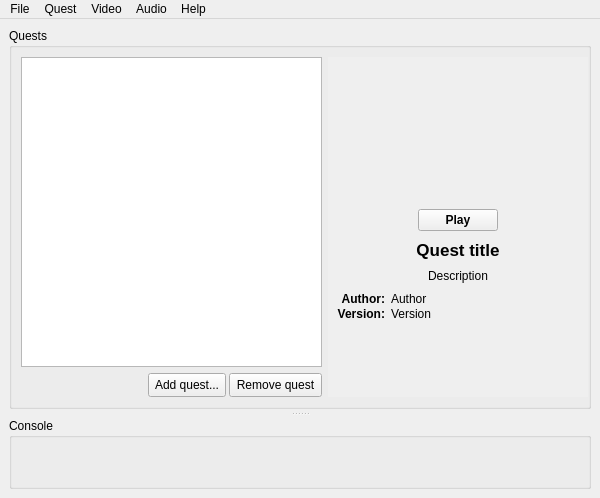
Qt form gui/src/main_window.ui (solarus-games/solarus) before a commit.
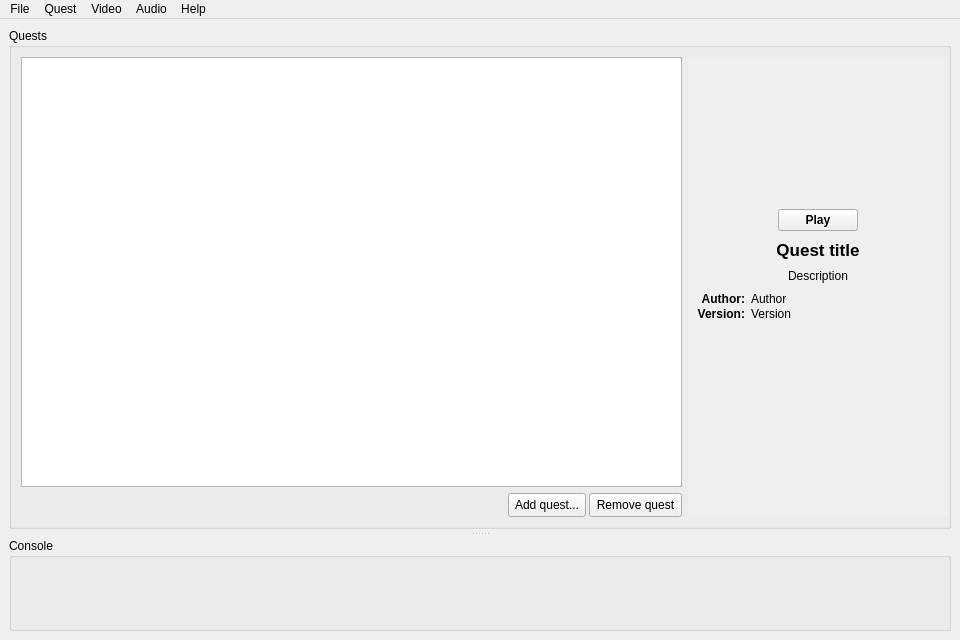
The same form after that commit. Icons and pictures are not drawn. Custom widgets are drawn as their Qt base class.

Commit message: Revert reducing the window size

Diff of the .ui file:
```diff
--- a/gui/src/main_window.ui
+++ b/gui/src/main_window.ui
@@ -6,8 +6,8 @@
    <rect>
     <x>0</x>
     <y>0</y>
-    <width>600</width>
-    <height>496</height>
+    <width>960</width>
+    <height>640</height>
    </rect>
   </property>
   <property name="minimumSize">
@@ -151,7 +151,7 @@
                 <x>0</x>
                 <y>0</y>
                 <width>260</width>
-                <height>340</height>
+                <height>464</height>
                </rect>
               </property>
               <property name="sizePolicy">
@@ -629,8 +629,8 @@
     <rect>
      <x>0</x>
      <y>0</y>
-     <width>600</width>
-     <height>27</height>
+     <width>960</width>
+     <height>25</height>
     </rect>
    </property>
    <widget class="QMenu" name="menu_file">
```
